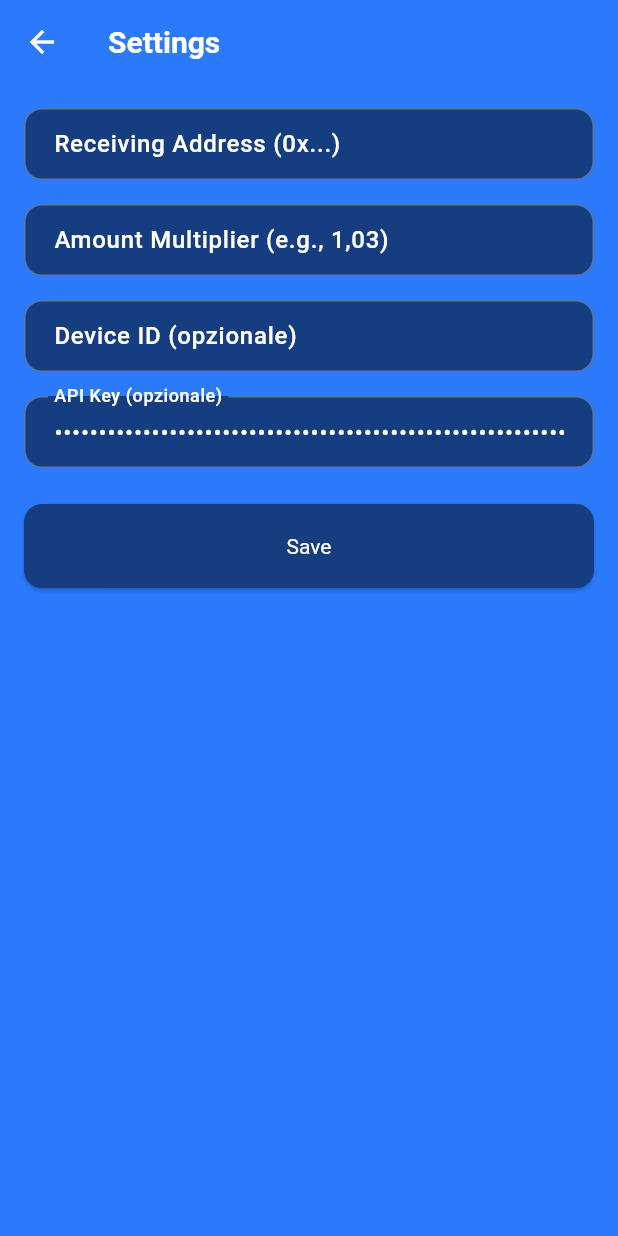
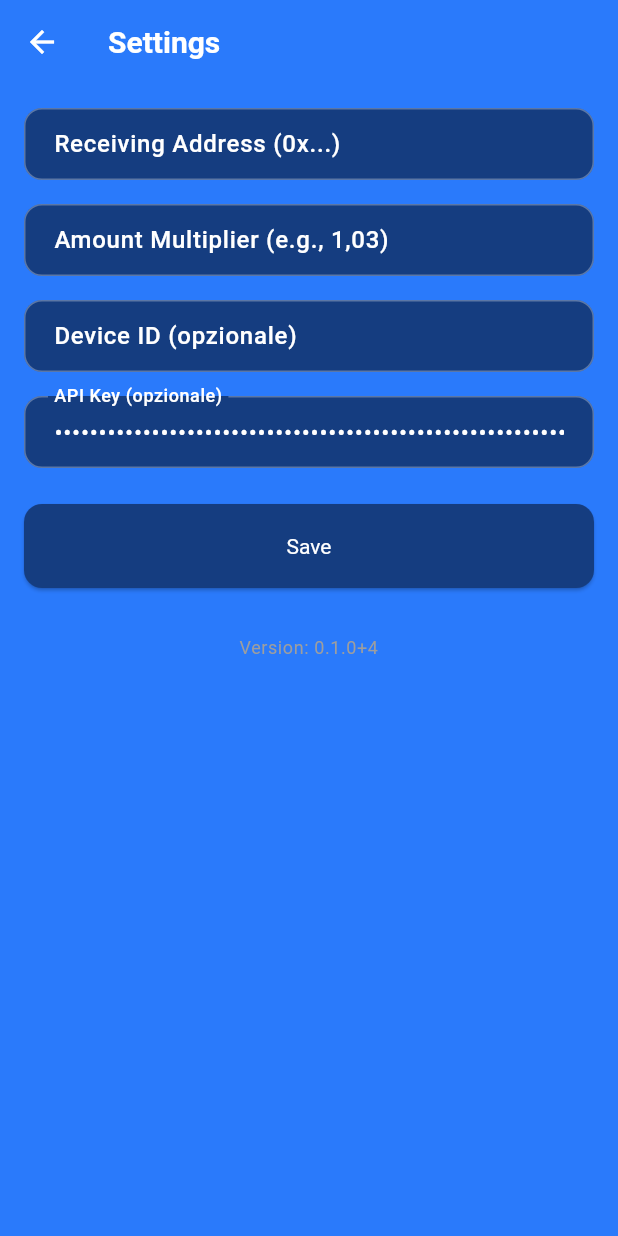
Before and after one commit to AlbertoNoris/pagocrypto, a Flutter app: the SettingsView screen opened by its route, on a phone screen of 412 x 824 dp. Run offline on Flutter 3.47's test engine with Material 3 defaults, Android fonts, the phone set to English and light mode, and no system bars; our stand-ins replace go_router, package_info_plus, pretty_qr_code, qr_flutter, shared_preferences; accounts and stored records are empty; network calls fail; Roboto replaces fonts that are missing (Aptos); project files that could hold a hidden picture were left out.

Commit message:
feat: display app version in settings and update currency symbol from Euro to Dollar.

```diff
--- a/lib/src/features/payment_generator/views/home_view.dart
+++ b/lib/src/features/payment_generator/views/home_view.dart
@@ -142,7 +142,7 @@ class _HomeViewState extends State<HomeView> {
                             },
                             decoration: InputDecoration(
                               hintText: 'e.g., 18,90',
-                              suffixText: '€',
+                              suffixText: '\$',
                               hintStyle: const TextStyle(fontSize: 18),
                             ),
                             keyboardType: TextInputType.number,
--- a/lib/src/features/payment_generator/views/settings_view.dart
+++ b/lib/src/features/payment_generator/views/settings_view.dart
@@ -1,6 +1,7 @@
 import 'package:flutter/material.dart';
 import 'package:flutter/services.dart';
 import 'package:go_router/go_router.dart';
+import 'package:package_info_plus/package_info_plus.dart';
 import 'package:provider/provider.dart';
 import 'package:pagocrypto/src/core/widgets/max_width_container.dart';
 import 'package:pagocrypto/src/features/payment_generator/controllers/payment_generator_controller.dart';
@@ -136,7 +137,9 @@ class _SettingsViewState extends State<SettingsView> {
                       child: Container(
                         padding: const EdgeInsets.all(12),
                         decoration: BoxDecoration(
-                        color: Theme.of(context).colorScheme.error.withValues(alpha: 0.2),
+                          color: Theme.of(
+                            context,
+                          ).colorScheme.error.withValues(alpha: 0.2),
                           borderRadius: BorderRadius.circular(12),
                         ),
                         child: Text(
@@ -153,6 +156,23 @@ class _SettingsViewState extends State<SettingsView> {
                 },
               ),
               ElevatedButton(onPressed: _save, child: const Text('Save')),
+              const SizedBox(height: 32),
+              FutureBuilder<PackageInfo>(
+                future: PackageInfo.fromPlatform(),
+                builder: (context, snapshot) {
+                  if (snapshot.hasData) {
+                    final packageInfo = snapshot.data!;
+                    return Text(
+                      'Version: ${packageInfo.version}+${packageInfo.buildNumber}',
+                      textAlign: TextAlign.center,
+                      style: Theme.of(
+                        context,
+                      ).textTheme.bodySmall?.copyWith(color: Colors.grey),
+                    );
+                  }
+                  return const SizedBox.shrink();
+                },
+              ),
             ],
           ),
         ),
--- a/pubspec.yaml
+++ b/pubspec.yaml
@@ -19,6 +19,7 @@ dependencies:
   google_fonts: ^6.3.2
   flutter_launcher_icons: ^0.14.4
   pretty_qr_code: ^3.5.0
+  package_info_plus: ^9.0.0
 
 dev_dependencies:
   flutter_test:
```
Also changed, not shown: lib/src/features/payment_generator/views/qr_display_view.dart (+5 -5 lines), pubspec.lock, 1 other file. Lines whose indentation alone changed are shown as unchanged.
